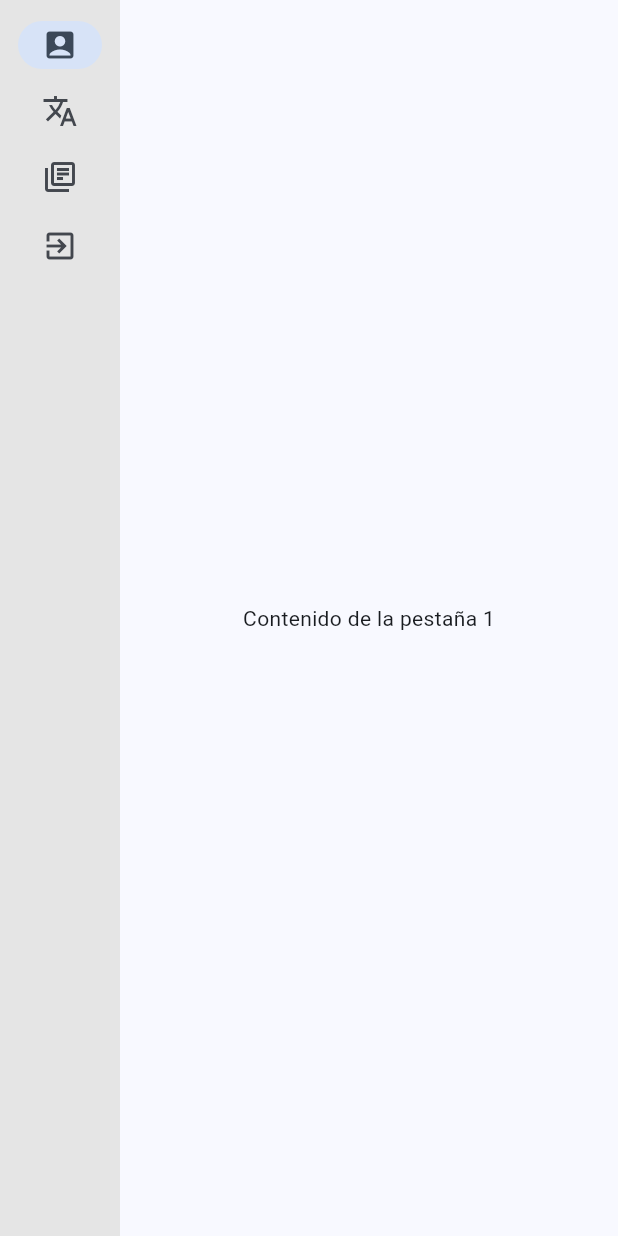
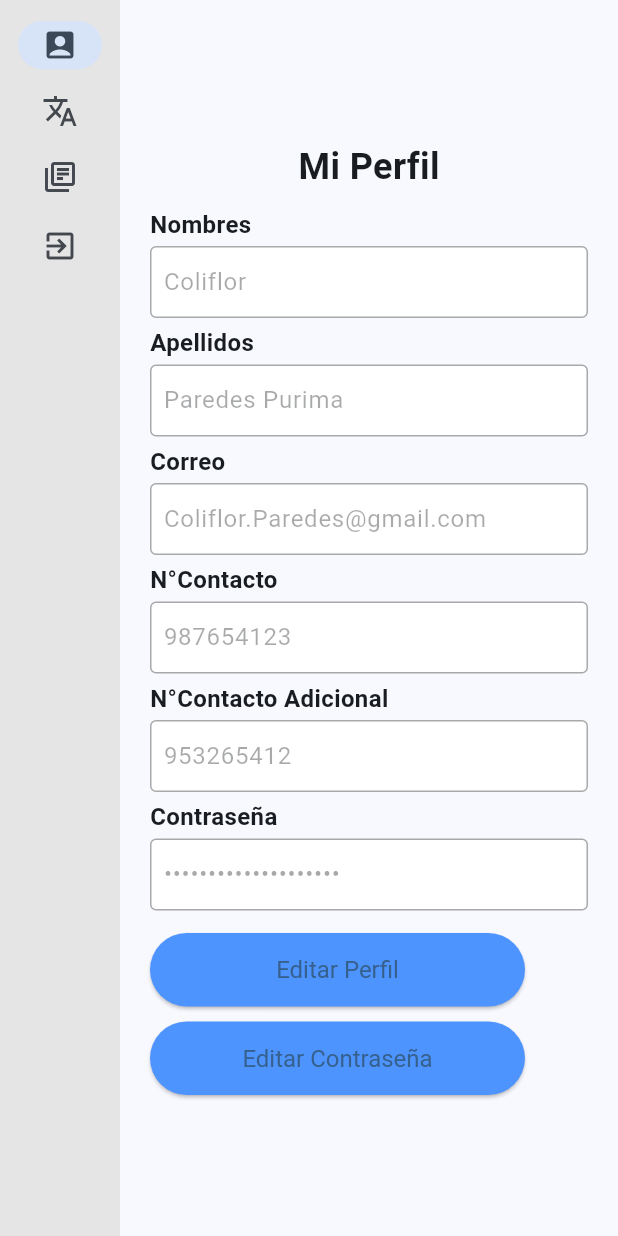
Before and after one commit to Eduguru-Arqui-Software-Emergentes/Resumify-Mobile, a Flutter app: the screen it shows after launch, on a phone screen of 412 x 824 dp. Run offline on Flutter 3.47's test engine with Material 3 defaults, Android fonts, the phone set to English and light mode, and no system bars; our stand-ins replace fluttertoast, jwt_decoder, open_file, pdf, printing, shared_preferences; missing offline and left inert: sliding_switch.

Commit message:
Profile screen implemented, library screen added

```diff
--- a/lib/presentation/screens/home_screen.dart
+++ b/lib/presentation/screens/home_screen.dart
@@ -1,5 +1,7 @@
 import 'package:flutter/material.dart';
+import 'package:resumify_mobile/presentation/screens/library_screen.dart';
 import 'package:resumify_mobile/presentation/screens/search_video_screen.dart';
+import 'package:resumify_mobile/presentation/screens/profile_screen.dart';
 
 class HomeScreen extends StatefulWidget {
   final int index;
@@ -24,7 +26,7 @@ class _HomeScreenState extends State<HomeScreen> {
           Container(
             //margin: EdgeInsets.all(16.0),
             child: NavigationRail(
-              backgroundColor: Color.fromRGBO(229, 229, 229, 100),
+              backgroundColor: const Color.fromRGBO(229, 229, 229, 100),
               selectedIndex: _selectedIndex,
               groupAlignment: -1,
               onDestinationSelected: (int index) {
@@ -80,11 +82,13 @@ class _HomeScreenState extends State<HomeScreen> {
   Widget _getScreenForIndex(int index) {
     switch (index) {
       case 0:
-        return TabOne();
+        return const Profile();
       case 1:
-        return SearchVideo();
+        return const SearchVideo();
+      case 2:
+        return const Library();
       default:
-        return TabOne();
+        return const TabOne();
     }
   }
 
@@ -101,7 +105,7 @@ class TabOne extends StatefulWidget {
 class _TabOneState extends State<TabOne> {
   @override
   Widget build(BuildContext context) {
-    return Center(
+    return const Center(
       child: Text('Contenido de la pestaña 1'),
     );
   }
--- /dev/null
+++ b/lib/presentation/screens/profile_screen.dart
@@ -0,0 +1,142 @@
+import 'package:flutter/material.dart';
+import 'package:resumify_mobile/presentation/screens/edit_password_screen.dart';
+
+class Profile extends StatefulWidget {
+  const Profile({super.key});
+
+  @override
+  State<Profile> createState() => _Profile();
+}
+
+class _Profile extends State<Profile> {
+  final TextEditingController nombresController = TextEditingController();
+    final TextEditingController apellidosController = TextEditingController();
+    final TextEditingController correoController = TextEditingController();
+    final TextEditingController contactoController = TextEditingController();
+    final TextEditingController contactoAdicionalController = TextEditingController();
+    final TextEditingController contrasenaController = TextEditingController();
+
+    bool isEditable = false;
+
+  @override
+  void initState() {
+    super.initState();
+    nombresController.text = "Coliflor";
+    apellidosController.text = "Paredes Purima";
+    correoController.text = "Coliflor.Paredes@gmail.com";
+    contactoController.text = "987654123";
+    contactoAdicionalController.text = "953265412";
+    contrasenaController.text = "********************";
+  }
+
+  @override
+  Widget build(BuildContext context) {
+    return Scaffold(
+      body: Center(
+        child: Container(
+          width: 350,
+          padding: const EdgeInsets.all(20),
+          child: Column(
+            mainAxisSize: MainAxisSize.min,
+            crossAxisAlignment: CrossAxisAlignment.start,
+            children: [
+              const Center(
+                child: Text(
+                  'Mi Perfil',
+                  style: TextStyle(
+                    fontSize: 24,
+                    fontWeight: FontWeight.bold,
+                  ),
+                ),
+              ),
+              const SizedBox(height: 10),
+              _buildProfileField(label: 'Nombres', controller: nombresController, isEditable: isEditable),
+              _buildProfileField(label: 'Apellidos', controller: apellidosController, isEditable: isEditable),
+              _buildProfileField(label: 'Correo', controller: correoController, isEditable: isEditable),
+              _buildProfileField(label: 'N°Contacto', controller: contactoController, isEditable: isEditable),
+              _buildProfileField(label: 'N°Contacto Adicional', controller: contactoAdicionalController, isEditable: isEditable),
+              _buildProfileField(label: 'Contraseña', controller: contrasenaController, isPassword: true, isEditable: false),
+              const SizedBox(height: 10),
+              ElevatedButton(
+                onPressed: () {
+                  setState(() {
+                    isEditable =! isEditable;
+                  });
+                },
+                style: ElevatedButton.styleFrom(
+                  minimumSize: const Size(250, 40),
+                  backgroundColor: const Color.fromRGBO(77, 148, 255, 100),
+                  padding: const EdgeInsets.symmetric(vertical: 15),
+                  textStyle: const TextStyle(fontSize: 16),
+                ),
+                child: Text(isEditable ? 'Guardar Cambios' : 'Editar Perfil'),
+              ),
+              const SizedBox(height: 10),
+              ElevatedButton(
+                onPressed: () {
+                  Navigator.push(
+                    context,
+                    MaterialPageRoute(builder: (context) => const EditPasswordScreen()),
+                    );
+                },
+                style: ElevatedButton.styleFrom(
+                  minimumSize: const Size(250, 40),
+                  backgroundColor: const Color.fromRGBO(77, 148, 255, 100),
+                  padding: const EdgeInsets.symmetric(vertical: 15),
+                  textStyle: const TextStyle(fontSize: 16),
+                ),
+                child: const Text('Editar Contraseña'),
+              ),
+            ],
+          ),
+        ),
+      ),
+    );
+  }
+
+
+  Widget _buildProfileField(
+      {required String label,
+      required TextEditingController controller,
+      bool isPassword = false,
+      required bool isEditable}) {
+    return Padding(
+      padding: const EdgeInsets.only(bottom: 5),
+      child: Column(
+        crossAxisAlignment: CrossAxisAlignment.start,
+        children: [
+          Text(
+            label,
+            style: const TextStyle(
+              fontSize: 16,
+              fontWeight: FontWeight.bold,
+            ),
+          ),
+          const SizedBox(height: 3),
+          TextField(
+            controller: controller,
+            obscureText: isPassword,
+            enabled: isEditable,
+            decoration: const InputDecoration(
+              filled: true,
+              fillColor: Colors.white,
+              border: OutlineInputBorder(),
+              contentPadding: EdgeInsets.symmetric(vertical: 0, horizontal: 5),
+            ),
+          ),
+        ],
+      ),
+    );
+  }
+
+  @override
+  void dispose() {
+    nombresController.dispose();
+    apellidosController.dispose();
+    correoController.dispose();
+    contactoController.dispose();
+    contactoAdicionalController.dispose();
+    contrasenaController.dispose();
+    super.dispose();
+  }
+}
```
Also changed, not shown: lib/presentation/screens/convert_summary_screen.dart (+19 -19 lines), lib/presentation/screens/convert_text_screen.dart (+13 -13 lines), lib/presentation/screens/edit_password_screen.dart (added, +135 -0 lines), lib/presentation/screens/library_screen.dart (added, +48 -0 lines), lib/presentation/screens/search_video_screen.dart (+15 -15 lines).
